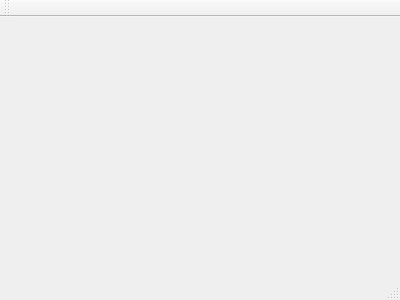
thomaseichhorn/burnin, file mainwindow.ui: the form before one commit.
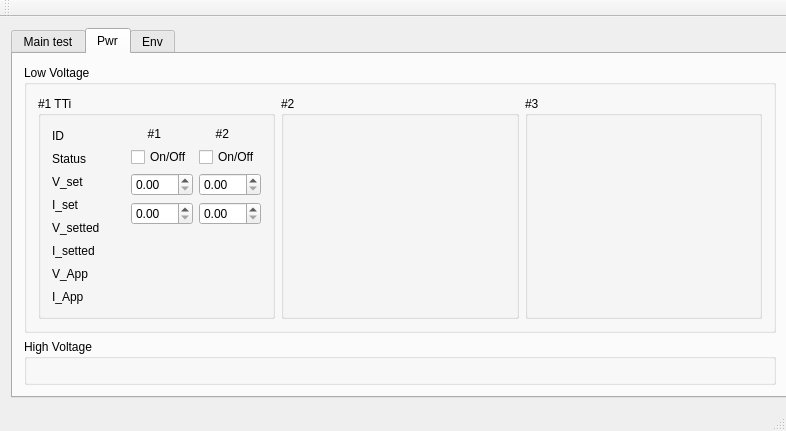
The form after the commit. The open tabs and pages were chosen to show the change.

```diff
--- a/mainwindow.ui
+++ b/mainwindow.ui
@@ -1,24 +1,448 @@
 <ui version="4.0">
  <class>MainWindow</class>
- <widget class="QMainWindow" name="MainWindow" >
-  <property name="geometry" >
+ <widget class="QMainWindow" name="MainWindow">
+  <property name="geometry">
    <rect>
     <x>0</x>
     <y>0</y>
-    <width>400</width>
-    <height>300</height>
+    <width>786</width>
+    <height>431</height>
    </rect>
   </property>
-  <property name="windowTitle" >
-   <string>MainWindow</string>
+  <property name="minimumSize">
+   <size>
+    <width>600</width>
+    <height>400</height>
+   </size>
   </property>
-  <widget class="QMenuBar" name="menuBar" />
-  <widget class="QToolBar" name="mainToolBar" />
-  <widget class="QWidget" name="centralWidget" />
-  <widget class="QStatusBar" name="statusBar" />
+  <property name="windowTitle">
+   <string>Test window</string>
+  </property>
+  <widget class="QWidget" name="centralWidget">
+   <property name="minimumSize">
+    <size>
+     <width>800</width>
+     <height>0</height>
+    </size>
+   </property>
+   <layout class="QHBoxLayout" name="horizontalLayout">
+    <item>
+     <widget class="QTabWidget" name="tabWidget">
+      <property name="currentIndex">
+       <number>0</number>
+      </property>
+      <property name="usesScrollButtons">
+       <bool>true</bool>
+      </property>
+      <property name="documentMode">
+       <bool>false</bool>
+      </property>
+      <property name="tabsClosable">
+       <bool>false</bool>
+      </property>
+      <property name="tabBarAutoHide">
+       <bool>false</bool>
+      </property>
+      <widget class="QWidget" name="Main">
+       <attribute name="title">
+        <string>Main test</string>
+       </attribute>
+       <layout class="QVBoxLayout" name="verticalLayout_9">
+        <item>
+         <layout class="QVBoxLayout" name="verticalLayout_8">
+          <item>
+           <layout class="QHBoxLayout" name="horizontalLayout_4">
+            <item>
+             <widget class="QSplitter" name="splitter">
+              <property name="orientation">
+               <enum>Qt::Horizontal</enum>
+              </property>
+              <widget class="QWidget" name="">
+               <layout class="QVBoxLayout" name="verticalLayout_7">
+                <item>
+                 <widget class="QLabel" name="label_2">
+                  <property name="text">
+                   <string>List of commands:</string>
+                  </property>
+                 </widget>
+                </item>
+                <item>
+                 <widget class="QListView" name="listOfCommands"/>
+                </item>
+               </layout>
+              </widget>
+              <widget class="QWidget" name="">
+               <layout class="QVBoxLayout" name="verticalLayout_2">
+                <item>
+                 <widget class="QLabel" name="label_13">
+                  <property name="text">
+                   <string>Added commands:</string>
+                  </property>
+                 </widget>
+                </item>
+                <item>
+                 <widget class="QListView" name="listView"/>
+                </item>
+               </layout>
+              </widget>
+             </widget>
+            </item>
+            <item>
+             <layout class="QVBoxLayout" name="verticalLayout_3">
+              <item>
+               <widget class="QLabel" name="label">
+                <property name="text">
+                 <string>Status</string>
+                </property>
+               </widget>
+              </item>
+              <item>
+               <widget class="QTextBrowser" name="textBrowser_2"/>
+              </item>
+             </layout>
+            </item>
+           </layout>
+          </item>
+          <item>
+           <layout class="QHBoxLayout" name="horizontalLayout_2">
+            <item>
+             <spacer name="horizontalSpacer">
+              <property name="orientation">
+               <enum>Qt::Horizontal</enum>
+              </property>
+              <property name="sizeHint" stdset="0">
+               <size>
+                <width>408</width>
+                <height>20</height>
+               </size>
+              </property>
+             </spacer>
+            </item>
+            <item>
+             <widget class="QPushButton" name="pushButton">
+              <property name="text">
+               <string>Pause</string>
+              </property>
+             </widget>
+            </item>
+            <item>
+             <widget class="QPushButton" name="pushButton_2">
+              <property name="text">
+               <string>Start</string>
+              </property>
+             </widget>
+            </item>
+           </layout>
+          </item>
+         </layout>
+        </item>
+       </layout>
+      </widget>
+      <widget class="QWidget" name="Power">
+       <attribute name="title">
+        <string>Pwr</string>
+       </attribute>
+       <layout class="QVBoxLayout" name="verticalLayout">
+        <item>
+         <widget class="QGroupBox" name="groupBox">
+          <property name="title">
+           <string>Low Voltage</string>
+          </property>
+          <layout class="QHBoxLayout" name="horizontalLayout_3">
+           <item>
+            <widget class="QGroupBox" name="groupBox_5">
+             <property name="title">
+              <string>#1 TTi</string>
+             </property>
+             <layout class="QGridLayout" name="gridLayout_3">
+              <item row="0" column="0">
+               <layout class="QGridLayout" name="gridLayout_2">
+                <item row="0" column="0">
+                 <layout class="QVBoxLayout" name="verticalLayout_6">
+                  <item>
+                   <widget class="QLabel" name="label_3">
+                    <property name="text">
+                     <string>ID</string>
+                    </property>
+                   </widget>
+                  </item>
+                  <item>
+                   <widget class="QLabel" name="label_6">
+                    <property name="text">
+                     <string>Status</string>
+                    </property>
+                   </widget>
+                  </item>
+                  <item>
+                   <widget class="QLabel" name="label_4">
+                    <property name="text">
+                     <string>V_set</string>
+                    </property>
+                   </widget>
+                  </item>
+                  <item>
+                   <widget class="QLabel" name="label_5">
+                    <property name="text">
+                     <string>I_set</string>
+                    </property>
+                   </widget>
+                  </item>
+                  <item>
+                   <widget class="QLabel" name="label_11">
+                    <property name="text">
+                     <string>V_setted</string>
+                    </property>
+                   </widget>
+                  </item>
+                  <item>
+                   <widget class="QLabel" name="label_12">
+                    <property name="text">
+                     <string>I_setted</string>
+                    </property>
+                   </widget>
+                  </item>
+                  <item>
+                   <widget class="QLabel" name="label_7">
+                    <property name="text">
+                     <string>V_App</string>
+                    </property>
+                   </widget>
+                  </item>
+                  <item>
+                   <widget class="QLabel" name="label_8">
+                    <property name="text">
+                     <string>I_App</string>
+                    </property>
+                   </widget>
+                  </item>
+                 </layout>
+                </item>
+                <item row="0" column="1">
+                 <layout class="QGridLayout" name="gridLayout">
+                  <item row="0" column="0">
+                   <layout class="QVBoxLayout" name="verticalLayout_4">
+                    <item>
+                     <widget class="QLabel" name="label_9">
+                      <property name="text">
+                       <string>     #1</string>
+                      </property>
+                     </widget>
+                    </item>
+                    <item>
+                     <widget class="QCheckBox" name="Status1_On_checkBox">
+                      <property name="text">
+                       <string>On/Off</string>
+                      </property>
+                     </widget>
+                    </item>
+                    <item>
+                     <widget class="QDoubleSpinBox" name="V1_set_doubleSpinBox"/>
+                    </item>
+                    <item>
+                     <widget class="QDoubleSpinBox" name="I1_set_doubleSpinBox"/>
+                    </item>
+                    <item>
+                     <widget class="QLabel" name="V1_setted_label">
+                      <property name="text">
+                       <string/>
+                      </property>
+                     </widget>
+                    </item>
+                    <item>
+                     <widget class="QLabel" name="I1_setted_label">
+                      <property name="text">
+                       <string/>
+                      </property>
+                     </widget>
+                    </item>
+                    <item>
+                     <widget class="QLabel" name="V1_App_label">
+                      <property name="text">
+                       <string/>
+                      </property>
+                     </widget>
+                    </item>
+                    <item>
+                     <widget class="QLabel" name="I1_App_label">
+                      <property name="text">
+                       <string/>
+                      </property>
+                     </widget>
+                    </item>
+                   </layout>
+                  </item>
+                  <item row="0" column="1">
+                   <layout class="QVBoxLayout" name="verticalLayout_5">
+                    <item>
+                     <widget class="QLabel" name="label_10">
+                      <property name="text">
+                       <string>     #2</string>
+                      </property>
+                     </widget>
+                    </item>
+                    <item>
+                     <widget class="QCheckBox" name="Status2_On_checkBox_3">
+                      <property name="text">
+                       <string>On/Off</string>
+                      </property>
+                     </widget>
+                    </item>
+                    <item>
+                     <widget class="QDoubleSpinBox" name="V2_set_doubleSpinBox"/>
+                    </item>
+                    <item>
+                     <widget class="QDoubleSpinBox" name="I2_set_doubleSpinBox"/>
+                    </item>
+                    <item>
+                     <widget class="QLabel" name="V2_setted_label">
+                      <property name="text">
+                       <string/>
+                      </property>
+                     </widget>
+                    </item>
+                    <item>
+                     <widget class="QLabel" name="I2_settted_label">
+                      <property name="text">
+                       <string/>
+                      </property>
+                     </widget>
+                    </item>
+                    <item>
+                     <widget class="QLabel" name="V2_App_label">
+                      <property name="text">
+                       <string/>
+                      </property>
+                     </widget>
+                    </item>
+                    <item>
+                     <widget class="QLabel" name="I2_App_label">
+                      <property name="text">
+                       <string/>
+                      </property>
+                     </widget>
+                    </item>
+                   </layout>
+                  </item>
+                 </layout>
+                </item>
+               </layout>
+              </item>
+             </layout>
+            </widget>
+           </item>
+           <item>
+            <widget class="QGroupBox" name="groupBox_4">
+             <property name="title">
+              <string>#2</string>
+             </property>
+            </widget>
+           </item>
+           <item>
+            <widget class="QGroupBox" name="groupBox_3">
+             <property name="title">
+              <string>#3</string>
+             </property>
+            </widget>
+           </item>
+          </layout>
+         </widget>
+        </item>
+        <item>
+         <widget class="QGroupBox" name="groupBox_2">
+          <property name="title">
+           <string>High Voltage</string>
+          </property>
+         </widget>
+        </item>
+       </layout>
+      </widget>
+      <widget class="QWidget" name="Env">
+       <property name="enabled">
+        <bool>true</bool>
+       </property>
+       <property name="minimumSize">
+        <size>
+         <width>378</width>
+         <height>178</height>
+        </size>
+       </property>
+       <attribute name="title">
+        <string>Env</string>
+       </attribute>
+      </widget>
+     </widget>
+    </item>
+   </layout>
+  </widget>
+  <widget class="QMenuBar" name="menuBar">
+   <property name="geometry">
+    <rect>
+     <x>0</x>
+     <y>0</y>
+     <width>786</width>
+     <height>20</height>
+    </rect>
+   </property>
+  </widget>
+  <widget class="QToolBar" name="mainToolBar">
+   <attribute name="toolBarArea">
+    <enum>TopToolBarArea</enum>
+   </attribute>
+   <attribute name="toolBarBreak">
+    <bool>false</bool>
+   </attribute>
+  </widget>
+  <widget class="QStatusBar" name="statusBar"/>
+  <action name="actionSetTemp">
+   <property name="text">
+    <string>SetTemp</string>
+   </property>
+  </action>
+  <action name="actionOnPower">
+   <property name="text">
+    <string>OnPower</string>
+   </property>
+  </action>
+  <action name="actionOffPower">
+   <property name="text">
+    <string>OffPower</string>
+   </property>
+  </action>
+  <action name="actionWait">
+   <property name="text">
+    <string>Wait</string>
+   </property>
+  </action>
+  <action name="actionSetTemperature">
+   <property name="text">
+    <string>SetTemperature</string>
+   </property>
+  </action>
+  <action name="actionGet_Temperature">
+   <property name="text">
+    <string>Get Temperature</string>
+   </property>
+  </action>
+  <action name="actionOn_Power">
+   <property name="text">
+    <string>On Power</string>
+   </property>
+  </action>
+  <action name="actionOff_power">
+   <property name="text">
+    <string>Off power</string>
+   </property>
+  </action>
+  <action name="actionWait_2">
+   <property name="checkable">
+    <bool>false</bool>
+   </property>
+   <property name="text">
+    <string>Wait</string>
+   </property>
+  </action>
  </widget>
- <layoutDefault spacing="6" margin="11" />
- <pixmapfunction></pixmapfunction>
+ <layoutdefault spacing="6" margin="11"/>
  <resources/>
  <connections/>
 </ui>
```
Left out of the diff: 1 changed line with no effect on the pictures.
